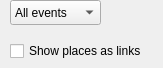
Qt form src/context/applets/upcomingevents/upcomingEventsSettings.ui (netrunner-debian-kde-extras/amarok) before a commit.
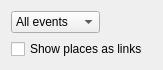
The same form after that commit.

```diff
--- a/src/context/applets/upcomingevents/upcomingEventsSettings.ui
+++ b/src/context/applets/upcomingevents/upcomingEventsSettings.ui
@@ -10,15 +10,12 @@
     <height>68</height>
    </rect>
   </property>
+  <layout class="QFormLayout" name="formLayout">
+   <property name="labelAlignment">
+    <set>Qt::AlignLeading|Qt::AlignLeft|Qt::AlignVCenter</set>
+   </property>
+   <item row="0" column="0">
   <widget class="QComboBox" name="comboBox">
-   <property name="geometry">
-    <rect>
-     <x>10</x>
-     <y>0</y>
-     <width>91</width>
-     <height>25</height>
-    </rect>
-   </property>
    <item>
     <property name="text">
      <string>All events</string>
@@ -40,19 +37,15 @@
     </property>
    </item>
   </widget>
+   </item>
+   <item row="1" column="0">
   <widget class="QCheckBox" name="checkBox">
-   <property name="geometry">
-    <rect>
-     <x>10</x>
-     <y>40</y>
-     <width>151</width>
-     <height>22</height>
-    </rect>
-   </property>
    <property name="text">
     <string>Show places as links</string>
    </property>
   </widget>
+   </item>
+  </layout>
  </widget>
  <resources/>
  <connections/>
```
Lines whose indentation alone changed are shown as unchanged.
